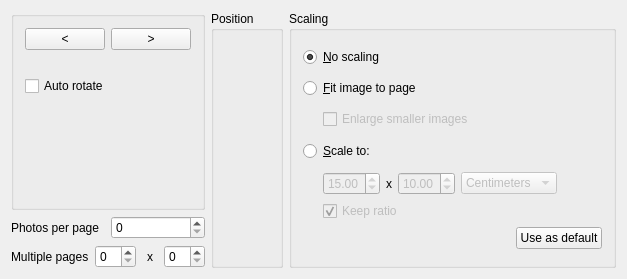
KDE/kipi-plugins, file printimages/printoptionspage.ui: the form before one commit.
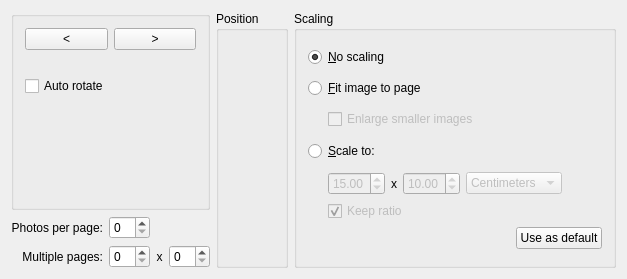
The form after the commit. Custom widgets are drawn as their Qt base class.

Commit message: fix spinbox alignment

```diff
--- a/printimages/printoptionspage.ui
+++ b/printimages/printoptionspage.ui
@@ -15,8 +15,6 @@
   </property>
   <layout class="QGridLayout" name="gridLayout_3">
    <item row="0" column="0">
-    <layout class="QVBoxLayout" name="verticalLayout">
-     <item>
       <widget class="QGroupBox" name="groupBox_2">
        <property name="sizePolicy">
         <sizepolicy hsizetype="Preferred" vsizetype="Expanding">
@@ -79,73 +77,7 @@
        </layout>
       </widget>
      </item>
-     <item>
-      <layout class="QHBoxLayout" name="horizontalLayout">
-       <item>
-        <widget class="QLabel" name="label">
-         <property name="text">
-          <string>Photos per page</string>
-         </property>
-        </widget>
-       </item>
-       <item>
-        <widget class="QSpinBox" name="mPhotoXPage">
-         <property name="enabled">
-          <bool>true</bool>
-         </property>
-         <property name="frame">
-          <bool>true</bool>
-         </property>
-         <property name="readOnly">
-          <bool>false</bool>
-         </property>
-         <property name="minimum">
-          <number>0</number>
-         </property>
-         <property name="singleStep">
-          <number>1</number>
-         </property>
-         <property name="value">
-          <number>0</number>
-         </property>
-        </widget>
-       </item>
-      </layout>
-     </item>
-     <item>
-      <layout class="QHBoxLayout" name="horizontalLayout_7">
-       <item>
-        <widget class="QLabel" name="label_2">
-         <property name="text">
-          <string>Multiple pages</string>
-         </property>
-        </widget>
-       </item>
-       <item>
-        <widget class="QSpinBox" name="mPX">
-         <property name="maximum">
-          <number>10</number>
-         </property>
-        </widget>
-       </item>
-       <item>
-        <widget class="QLabel" name="label_3">
-         <property name="text">
-          <string>x</string>
-         </property>
-         <property name="alignment">
-          <set>Qt::AlignCenter</set>
-         </property>
-        </widget>
-       </item>
-       <item>
-        <widget class="QSpinBox" name="mPY"/>
-       </item>
-      </layout>
-     </item>
-    </layout>
-   </item>
-   <item row="0" column="1">
+   <item row="0" column="1" rowspan="2">
     <widget class="QGroupBox" name="mGroupImage">
      <property name="title">
       <string>Position</string>
@@ -170,7 +102,7 @@
      </layout>
     </widget>
    </item>
-   <item row="0" column="2">
+   <item row="0" column="2" rowspan="2">
     <widget class="QGroupBox" name="mGroupScaling">
      <property name="title">
       <string>Scaling</string>
@@ -424,6 +356,118 @@
      </layout>
     </widget>
    </item>
+   <item row="1" column="0">
+    <layout class="QHBoxLayout" name="horizontalLayout">
+     <item>
+      <layout class="QVBoxLayout" name="verticalLayout_5">
+       <item>
+        <widget class="QLabel" name="label">
+         <property name="text">
+          <string>Photos per page:</string>
+         </property>
+         <property name="alignment">
+          <set>Qt::AlignRight|Qt::AlignTrailing|Qt::AlignVCenter</set>
+         </property>
+        </widget>
+       </item>
+       <item>
+        <widget class="QLabel" name="label_2">
+         <property name="text">
+          <string>Multiple pages:</string>
+         </property>
+         <property name="alignment">
+          <set>Qt::AlignRight|Qt::AlignTrailing|Qt::AlignVCenter</set>
+         </property>
+        </widget>
+       </item>
+      </layout>
+     </item>
+     <item>
+      <layout class="QVBoxLayout" name="verticalLayout">
+       <item>
+        <widget class="QSpinBox" name="mPhotoXPage">
+         <property name="enabled">
+          <bool>true</bool>
+         </property>
+         <property name="frame">
+          <bool>true</bool>
+         </property>
+         <property name="readOnly">
+          <bool>false</bool>
+         </property>
+         <property name="specialValueText">
+          <string extracomment="0 to disable"/>
+         </property>
+         <property name="minimum">
+          <number>0</number>
+         </property>
+         <property name="singleStep">
+          <number>1</number>
+         </property>
+         <property name="value">
+          <number>0</number>
+         </property>
+        </widget>
+       </item>
+       <item>
+        <widget class="QSpinBox" name="mPX">
+         <property name="specialValueText">
+          <string extracomment="0 to disable"/>
+         </property>
+         <property name="maximum">
+          <number>10</number>
+         </property>
+        </widget>
+       </item>
+      </layout>
+     </item>
+     <item>
+      <layout class="QVBoxLayout" name="verticalLayout_4">
+       <item>
+        <widget class="QLabel" name="label_4">
+         <property name="text">
+          <string/>
+         </property>
+         <property name="alignment">
+          <set>Qt::AlignCenter</set>
+         </property>
+        </widget>
+       </item>
+       <item>
+        <widget class="QLabel" name="label_3">
+         <property name="text">
+          <string>x</string>
+         </property>
+         <property name="alignment">
+          <set>Qt::AlignCenter</set>
+         </property>
+        </widget>
+       </item>
+      </layout>
+     </item>
+     <item>
+      <layout class="QVBoxLayout" name="verticalLayout_3">
+       <item>
+        <widget class="QLabel" name="label_5">
+         <property name="text">
+          <string/>
+         </property>
+         <property name="alignment">
+          <set>Qt::AlignCenter</set>
+         </property>
+        </widget>
+       </item>
+       <item>
+        <widget class="QSpinBox" name="mPY">
+         <property name="specialValueText">
+          <string extracomment="0 to disable"/>
+         </property>
+        </widget>
+       </item>
+      </layout>
+     </item>
+    </layout>
+   </item>
   </layout>
  </widget>
  <layoutdefault spacing="6" margin="11"/>
```
Lines whose indentation alone changed are shown as unchanged.
